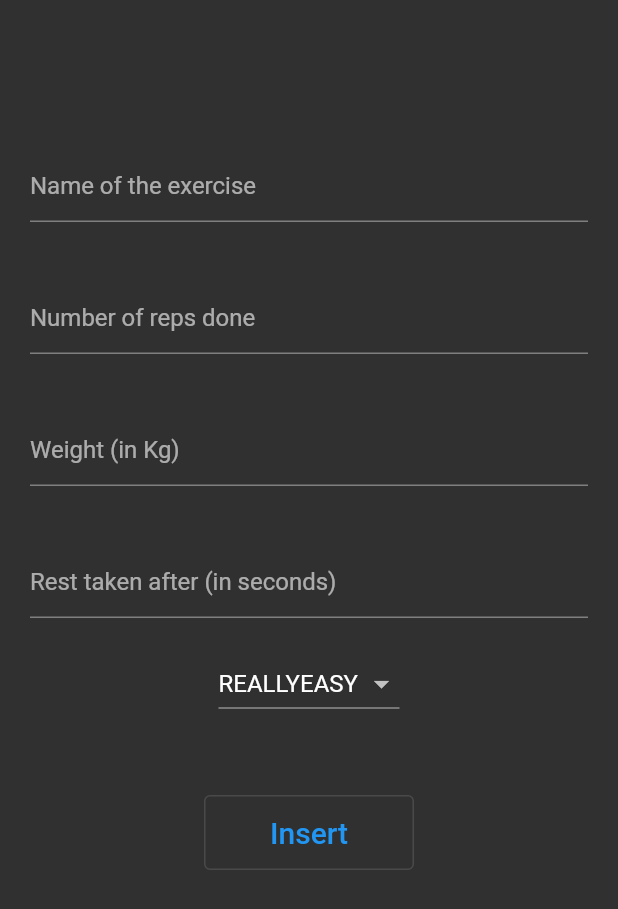
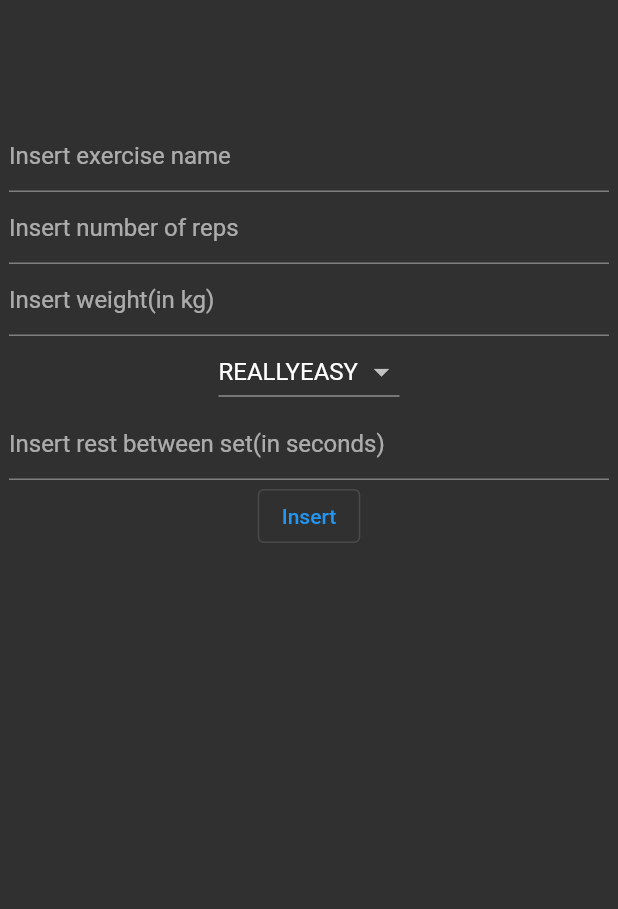
Before and after one commit to Fabri000/gym_track, a Flutter app: the MainPage screen opened directly, on a phone screen of 412 x 824 dp. Shown: the top 909 px of the screen. Run offline on Flutter 3.47's test engine with Material 2 defaults, Android fonts, the light colour scheme and no system bars.

Commit message:
Kernel gui for exercises insertion.

```diff
--- a/lib/FileManager/file_manager.dart
+++ b/lib/FileManager/file_manager.dart
@@ -20,13 +20,14 @@ class FileManager {
 
   void addExercise(Exercise exercise) {
     String path = _getpath();
+    print(path);
     io.File('$path/$filename')
         .writeAsStringSync(exercise.csvformat(), mode: io.FileMode.append);
   }
 
   String _getpath() {
     if (io.Platform.isWindows) {
-      return '${io.Platform.environment['APPDATA']}GymTrakerData';
+      return '${io.Platform.environment['APPDATA']}\\GymTrakerData';
     } else {
       return '${io.Platform.environment['HOME']}/.GymTrakerData';
     }
--- a/lib/Ui/mainpage.dart
+++ b/lib/Ui/mainpage.dart
@@ -2,7 +2,6 @@ import 'package:flutter/material.dart';
 import 'package:gym_track/FileManager/file_manager.dart';
 import 'package:gym_track/Objects/exercises.dart';
 import 'package:gym_track/Ui/UiElements/difficultyselector.dart';
-import 'UiElements/textinput.dart';
 
 class MainPage extends StatelessWidget {
   TextEditingController exercisenamecontroller = TextEditingController();
@@ -13,6 +12,24 @@ class MainPage extends StatelessWidget {
 
   @override
   Widget build(BuildContext context) {
+    TextField exercisename = TextField(
+      decoration: const InputDecoration(hintText: "Insert exercise name"),
+      controller: exercisenamecontroller,
+    );
+    TextField numberofreps = TextField(
+      decoration: const InputDecoration(hintText: "Insert number of reps"),
+      controller: numberofrepscontroller,
+    );
+    TextField weight = TextField(
+      decoration: const InputDecoration(hintText: "Insert weight(in kg)"),
+      controller: weightcontroller,
+    );
+    TextField resttime = TextField(
+      decoration: const InputDecoration(
+          hintText: "Insert rest between set(in seconds)"),
+      controller: resttimescontroller,
+    );
+
     OutlinedButton insertbutton = OutlinedButton(
         onPressed: () {
           FileManager.instance.addExercise(Exercise(
@@ -23,33 +40,31 @@ class MainPage extends StatelessWidget {
               difficultySelector.getCurrentDifficulty()));
           resetelement();
         },
-        child: const Text(
-          "Insert",
-          style: TextStyle(fontSize: 20),
-        ));
+        child: const Text("Insert"));
     return Scaffold(
       body: Column(
         children: [
           Container(
             height: 80,
           ),
-          TextInput(
-              hint: 'Name of the exercise', controller: exercisenamecontroller),
-          TextInput(
-              hint: 'Number of reps done', controller: numberofrepscontroller),
-          TextInput(hint: 'Weight (in Kg)', controller: weightcontroller),
-          TextInput(
-              hint: 'Rest taken after (in seconds)',
-              controller: resttimescontroller),
-          difficultySelector,
-          Container(
-            height: 50,
+          SizedBox(
+            width: 400,
+            child: exercisename,
           ),
           SizedBox(
-            width: 140,
-            height: 50,
-            child: insertbutton,
-          )
+            width: 400,
+            child: numberofreps,
+          ),
+          SizedBox(
+            width: 400,
+            child: weight,
+          ),
+          difficultySelector,
+          SizedBox(
+            width: 400,
+            child: resttime,
+          ),
+          insertbutton
         ],
       ),
     );
--- a/lib/main.dart
+++ b/lib/main.dart
@@ -1,20 +1,17 @@
 import 'package:flutter/material.dart';
-import 'package:gym_track/Ui/mainpage.dart';
+import 'package:gym_track/Ui/mainpage1.dart';
 
 void main() {
   runApp(const MyApp());
 }
 
 class MyApp extends StatelessWidget {
-  const MyApp({key});
+  const MyApp({super.key});
 
   // This widget is the root of your application.
   @override
   Widget build(BuildContext context) {
     return MaterialApp(
-      title: 'Flutter Demo',
-      theme: ThemeData.dark(),
-      home: MainPage(),
-    );
+        title: 'Flutter Demo', theme: ThemeData.dark(), home: HomePage());
   }
 }
--- a/pubspec.yaml
+++ b/pubspec.yaml
@@ -19,7 +19,7 @@ publish_to: 'none' # Remove this line if you wish to publish to pub.dev
 version: 1.0.0+1
 
 environment:
-  sdk: '^2.19.5'
+  sdk: '>=3.0.0-378.0.dev <4.0.0'
 
 
 # Dependencies specify other packages that your package needs in order to work.
```
Also changed, not shown: lib/Ui/addnewexercise.dart (deleted, +0 -15 lines), lib/Ui/exerciseinsertiondialog.dart (added, +45 -0 lines), lib/Ui/exerciseinsertiondialogcontent.dart (added, +40 -0 lines), lib/Ui/mainpage1.dart (added, +38 -0 lines), pubspec.lock.
